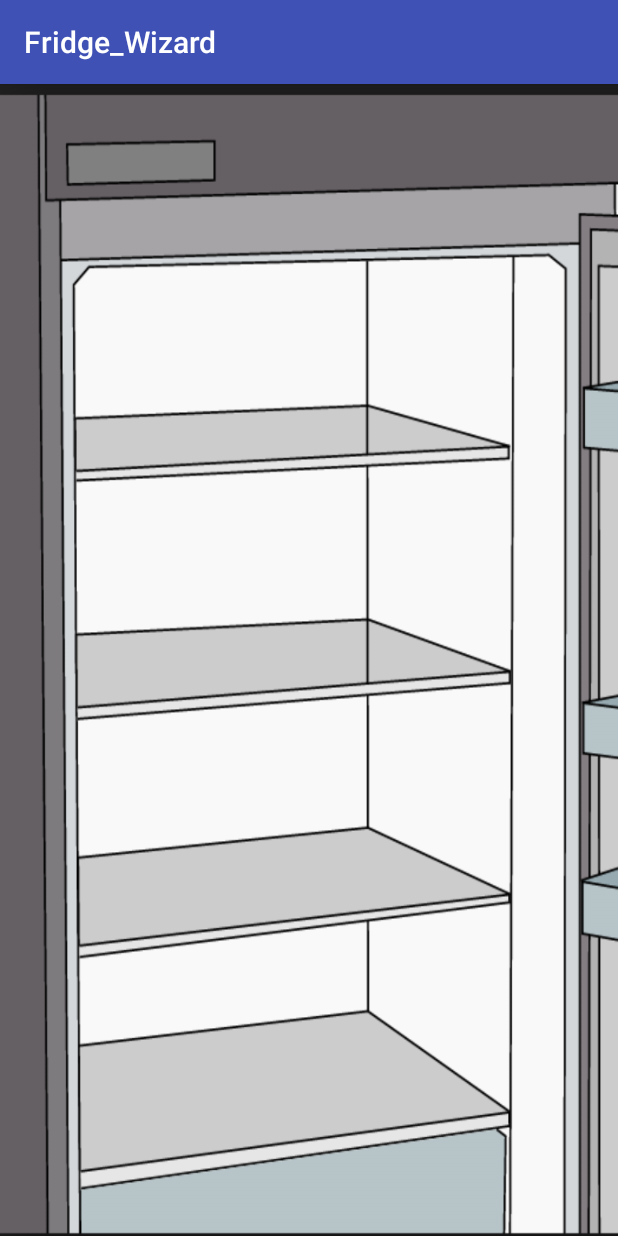
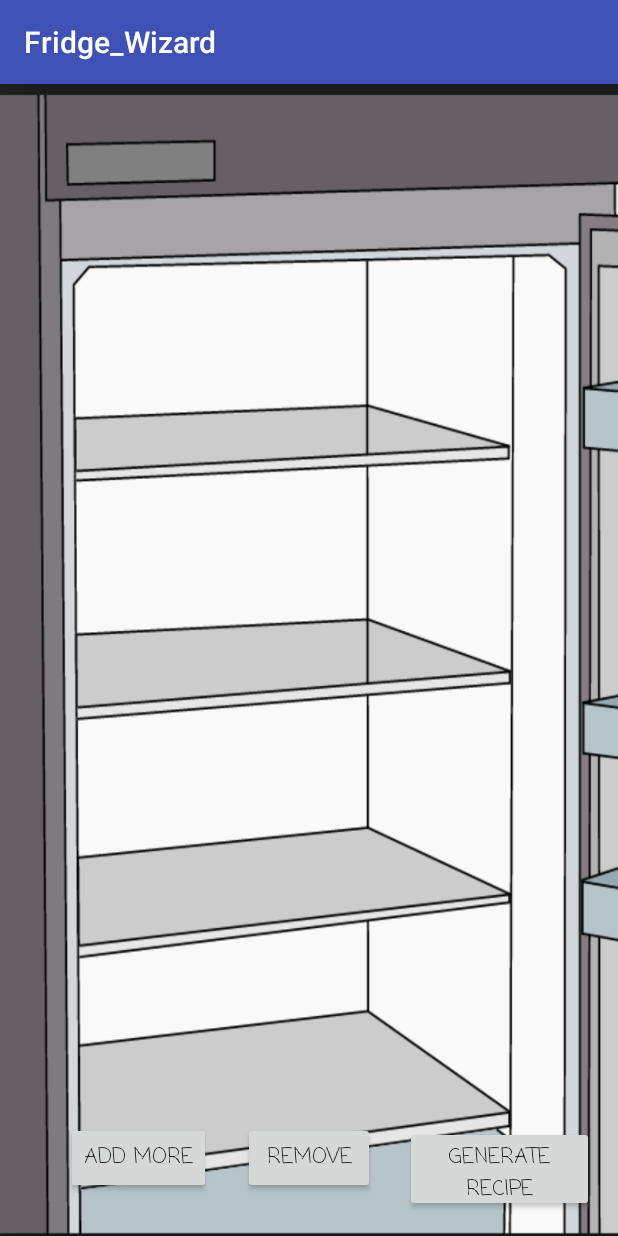
Before and after one commit to xuzihan0311/Fridge_Wizard, an Android app: the screen it shows after launch (Fridge), on a phone screen of 412 x 824 dp. Run offline under Robolectric (Android 15) with nearby library versions, the phone set to English and light mode, and no system bars.

Commit message:
finish layout

```diff
--- a/app/build.gradle
+++ b/app/build.gradle
@@ -26,4 +26,5 @@ dependencies {
     })
     compile 'com.android.support:appcompat-v7:25.0.0'
     testCompile 'junit:junit:4.12'
+    compile 'com.android.support.constraint:constraint-layout:1.0.0-beta3'
 }
--- a/app/src/main/res/layout/fridge.xml
+++ b/app/src/main/res/layout/fridge.xml
@@ -11,4 +11,49 @@
     tools:context="com.appathon.alex.fridge_wizard.Fridge"
     android:background="@drawable/fridge">
 
+    <Button
+        android:text="add more"
+        android:layout_width="wrap_content"
+        android:layout_height="wrap_content"
+        android:layout_marginLeft="40dp"
+        android:layout_marginStart="28dp"
+        android:layout_marginBottom="12dp"
+        android:id="@+id/addItem"
+        android:layout_alignParentBottom="true"
+        android:layout_alignLeft="@+id/listView"
+        android:layout_alignStart="@+id/listView"
+        tools:textSize="14sp"
+        android:fontFamily="casual" />
+
+    <Button
+        android:text="remove"
+        android:layout_width="wrap_content"
+        android:layout_height="wrap_content"
+        android:id="@+id/deleteItem"
+        android:layout_alignBaseline="@+id/addItem"
+        android:layout_alignBottom="@+id/addItem"
+        android:layout_centerHorizontal="true"
+        android:fontFamily="casual" />
+
+    <Button
+        android:text="generate recipe"
+        android:layout_width="wrap_content"
+        android:layout_height="wrap_content"
+        android:layout_marginLeft="20dp"
+        android:layout_marginStart="20dp"
+        android:id="@+id/generateRecipes"
+        android:layout_alignBaseline="@+id/deleteItem"
+        android:layout_alignBottom="@+id/deleteItem"
+        android:layout_toRightOf="@+id/deleteItem"
+        android:layout_toEndOf="@+id/deleteItem"
+        android:fontFamily="casual" />
+
+    <ListView
+        android:layout_width="match_parent"
+        android:layout_height="match_parent"
+        android:layout_above="@+id/addItem"
+        android:layout_marginTop="60dp"
+        android:layout_marginLeft="40dp"
+        android:layout_marginRight="20dp"
+        android:layout_marginBottom="10dp" />
 </RelativeLayout>
--- a/app/src/main/res/layout/recipes.xml
+++ /dev/null
@@ -1,6 +0,0 @@
-<?xml version="1.0" encoding="utf-8"?>
-<LinearLayout xmlns:android="http://schemas.android.com/apk/res/android"
-    android:orientation="vertical" android:layout_width="match_parent"
-    android:layout_height="match_parent">
-
-</LinearLayout>
```
Also changed, not shown: app/src/main/res/layout/instruction.xml (added, +80 -0 lines).
